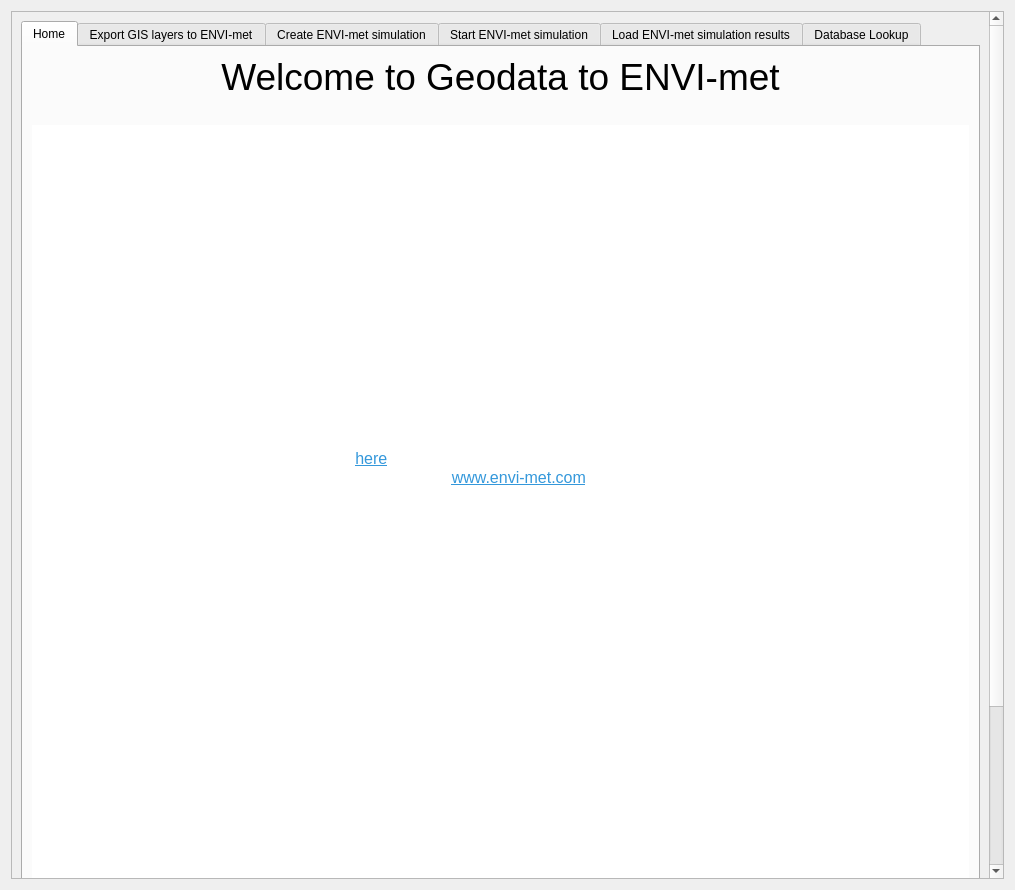
The window that geodata2ENVImet_dialog_base.ui (helge-simon-ocl/geodata2ENVI-met) describes before a commit, drawn with Qt 5.
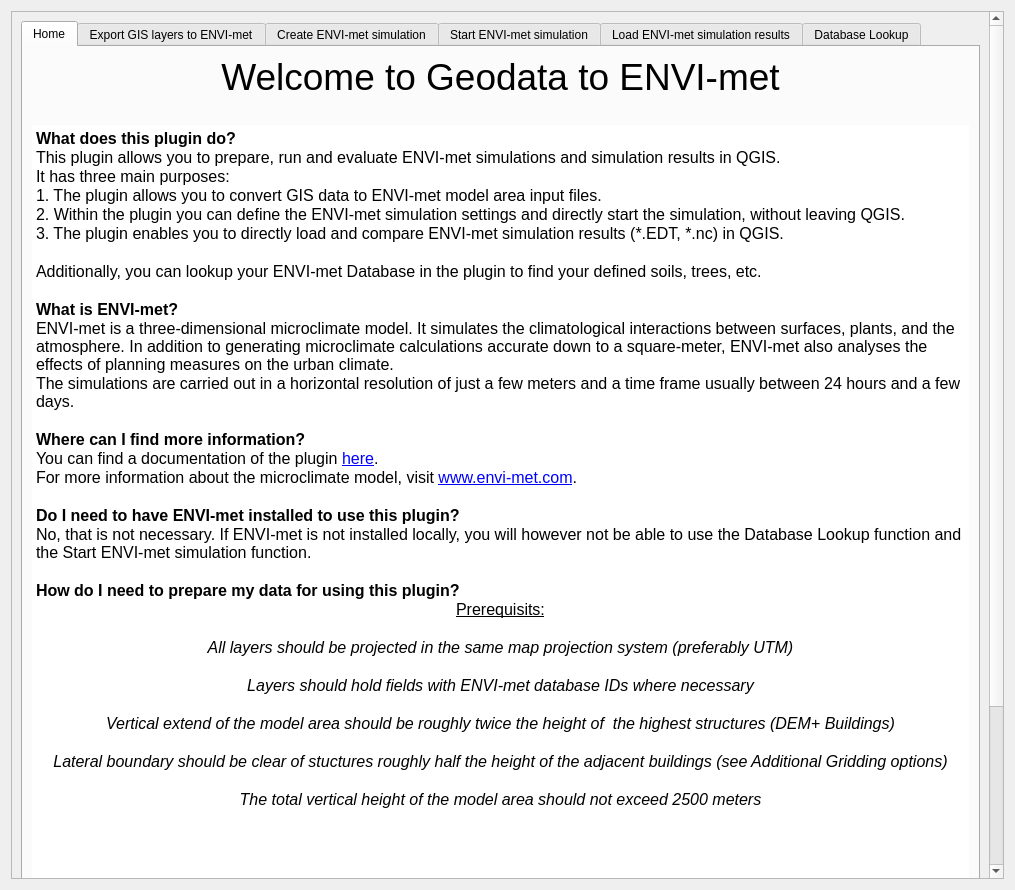
The same window after the commit. The open tabs and pages were chosen to show the change. Icons and pictures are not drawn. Custom widgets are drawn as their Qt base class.

Commit message: updated to 4.4 - previous version had a bug in loading into QGIS

The edit to the form file:
```diff
--- a/geodata2ENVImet_dialog_base.ui
+++ b/geodata2ENVImet_dialog_base.ui
@@ -22,9 +22,6 @@
   <layout class="QGridLayout" name="gridLayout_117">
    <item row="0" column="0">
     <widget class="QScrollArea" name="scrollArea">
-     <property name="styleSheet">
-      <string/>
-     </property>
      <property name="widgetResizable">
       <bool>true</bool>
      </property>
@@ -33,8 +30,8 @@
        <rect>
         <x>0</x>
         <y>0</y>
-        <width>983</width>
-        <height>1036</height>
+        <width>978</width>
+        <height>942</height>
        </rect>
       </property>
       <layout class="QVBoxLayout" name="verticalLayout_4">
@@ -46,9 +43,6 @@
            <height>0</height>
           </size>
          </property>
-         <property name="styleSheet">
-          <string/>
-         </property>
          <property name="currentIndex">
           <number>0</number>
          </property>
@@ -102,47 +96,46 @@
              <property name="autoFillBackground">
               <bool>false</bool>
              </property>
-             <property name="styleSheet">
-              <string notr="true"/>
-             </property>
              <property name="frameShape">
               <enum>QFrame::Shape::NoFrame</enum>
              </property>
              <property name="html">
               <string>&lt;!DOCTYPE HTML PUBLIC &quot;-//W3C//DTD HTML 4.0//EN&quot; &quot;http://www.w3.org/TR/REC-html40/strict.dtd&quot;&gt;
-&lt;html&gt;&lt;head&gt;&lt;meta name=&quot;qrichtext&quot; content=&quot;1&quot; /&gt;&lt;meta charset=&quot;utf-8&quot; /&gt;&lt;style type=&quot;text/css&quot;&gt;
+&lt;html&gt;&lt;head&gt;&lt;meta name=&quot;qrichtext&quot; content=&quot;1&quot; /&gt;&lt;style type=&quot;text/css&quot;&gt;
 p, li { white-space: pre-wrap; }
-hr { height: 1px; border-width: 0; }
-li.unchecked::marker { content: &quot;\2610&quot;; }
-li.checked::marker { content: &quot;\2612&quot;; }
-&lt;/style&gt;&lt;/head&gt;&lt;body style=&quot; font-family:'Segoe UI'; font-size:9pt; font-weight:400; font-style:normal;&quot;&gt;
-&lt;p style=&quot; margin-top:0px; margin-bottom:0px; margin-left:0px; margin-right:0px; -qt-block-indent:0; text-indent:0px;&quot;&gt;&lt;span style=&quot; font-family:'Segoe UI','sans-serif'; color:#ffffff;&quot;&gt;    &lt;/span&gt;&lt;span style=&quot; font-family:'Segoe UI','sans-serif'; font-size:12pt; font-weight:600; color:#ffffff;&quot;&gt;What does this plugin do?&lt;/span&gt;&lt;/p&gt;
-&lt;p style=&quot; margin-top:0px; margin-bottom:0px; margin-left:0px; margin-right:0px; -qt-block-indent:0; text-indent:0px;&quot;&gt;&lt;span style=&quot; font-family:'Segoe UI','sans-serif'; color:#ffffff;&quot;&gt;    &lt;/span&gt;&lt;span style=&quot; font-family:'Segoe UI','sans-serif'; font-size:12pt; color:#ffffff;&quot;&gt;This plugin allows you to prepare, run and evaluate ENVI-met simulations and simulation results in QGIS.&lt;/span&gt;&lt;/p&gt;
-&lt;p style=&quot; margin-top:0px; margin-bottom:0px; margin-left:0px; margin-right:0px; -qt-block-indent:0; text-indent:0px;&quot;&gt;&lt;span style=&quot; font-family:'Segoe UI','sans-serif'; color:#ffffff;&quot;&gt;    &lt;/span&gt;&lt;span style=&quot; font-family:'Segoe UI','sans-serif'; font-size:12pt; color:#ffffff;&quot;&gt;It has three main purposes:&lt;/span&gt;&lt;/p&gt;
-&lt;p style=&quot; margin-top:0px; margin-bottom:0px; margin-left:0px; margin-right:0px; -qt-block-indent:0; text-indent:0px;&quot;&gt;&lt;span style=&quot; font-family:'Segoe UI','sans-serif'; color:#ffffff;&quot;&gt;    &lt;/span&gt;&lt;span style=&quot; font-family:'Segoe UI','sans-serif'; font-size:12pt; color:#ffffff;&quot;&gt;1. The plugin allows you to convert GIS data to ENVI-met model area input files.&lt;/span&gt;&lt;/p&gt;
-&lt;p style=&quot; margin-top:0px; margin-bottom:0px; margin-left:0px; margin-right:0px; -qt-block-indent:0; text-indent:0px;&quot;&gt;&lt;span style=&quot; font-family:'Segoe UI','sans-serif'; color:#ffffff;&quot;&gt;    &lt;/span&gt;&lt;span style=&quot; font-family:'Segoe UI','sans-serif'; font-size:12pt; color:#ffffff;&quot;&gt;2. Within the plugin you can define the ENVI-met simulation settings and directly start the simulation, without leaving QGIS.&lt;/span&gt;&lt;/p&gt;
-&lt;p style=&quot; margin-top:0px; margin-bottom:0px; margin-left:0px; margin-right:0px; -qt-block-indent:0; text-indent:0px;&quot;&gt;&lt;span style=&quot; font-family:'Segoe UI','sans-serif'; color:#ffffff;&quot;&gt;    &lt;/span&gt;&lt;span style=&quot; font-family:'Segoe UI','sans-serif'; font-size:12pt; color:#ffffff;&quot;&gt;3. The plugin enables you to directly load and compare ENVI-met simulation results (*.EDT, *.nc) in QGIS.&lt;/span&gt;&lt;/p&gt;
-&lt;p style=&quot;-qt-paragraph-type:empty; margin-top:0px; margin-bottom:0px; margin-left:0px; margin-right:0px; -qt-block-indent:0; text-indent:0px; font-family:'Segoe UI','sans-serif'; font-size:12pt; color:#ffffff;&quot;&gt;&lt;br /&gt;&lt;/p&gt;
-&lt;p style=&quot; margin-top:0px; margin-bottom:0px; margin-left:0px; margin-right:0px; -qt-block-indent:0; text-indent:0px;&quot;&gt;&lt;span style=&quot; font-family:'Segoe UI','sans-serif'; color:#ffffff;&quot;&gt;    &lt;/span&gt;&lt;span style=&quot; font-family:'Segoe UI','sans-serif'; font-size:12pt; color:#ffffff;&quot;&gt;Additionally, you can lookup your ENVI-met Database in the plugin to find your defined soils, trees, etc.&lt;/span&gt;&lt;/p&gt;
-&lt;p style=&quot;-qt-paragraph-type:empty; margin-top:0px; margin-bottom:0px; margin-left:0px; margin-right:0px; -qt-block-indent:0; text-indent:0px; font-family:'Segoe UI','sans-serif'; font-size:12pt; color:#ffffff;&quot;&gt;&lt;br /&gt;&lt;/p&gt;
-&lt;p style=&quot; margin-top:0px; margin-bottom:0px; margin-left:0px; margin-right:0px; -qt-block-indent:0; text-indent:0px;&quot;&gt;&lt;span style=&quot; font-family:'Segoe UI','sans-serif'; color:#ffffff;&quot;&gt;    &lt;/span&gt;&lt;span style=&quot; font-family:'Segoe UI','sans-serif'; font-size:12pt; font-weight:600; color:#ffffff;&quot;&gt;What is ENVI-met?&lt;/span&gt;&lt;/p&gt;
-&lt;p style=&quot; margin-top:0px; margin-bottom:0px; margin-left:0px; margin-right:0px; -qt-block-indent:0; text-indent:0px;&quot;&gt;&lt;span style=&quot; font-family:'Segoe UI','sans-serif'; color:#ffffff;&quot;&gt;    &lt;/span&gt;&lt;span style=&quot; font-family:'Segoe UI','sans-serif'; font-size:12pt; color:#ffffff;&quot;&gt;ENVI-met is a three-dimensional microclimate model. It simulates the climatological interactions between surfaces, plants, and the atmosphere. In addition to generating microclimate calculations accurate down to a square-meter, ENVI-met also analyses the effects of planning measures on the urban climate.&lt;/span&gt;&lt;/p&gt;
-&lt;p style=&quot; margin-top:0px; margin-bottom:0px; margin-left:0px; margin-right:0px; -qt-block-indent:0; text-indent:0px;&quot;&gt;&lt;span style=&quot; font-family:'Segoe UI','sans-serif'; color:#ffffff;&quot;&gt;    &lt;/span&gt;&lt;span style=&quot; font-family:'Segoe UI','sans-serif'; font-size:12pt; color:#ffffff;&quot;&gt;The simulations are carried out in a horizontal resolution of just a few meters and a time frame usually between 24 hours and a few days.&lt;/span&gt;&lt;/p&gt;
-&lt;p style=&quot;-qt-paragraph-type:empty; margin-top:0px; margin-bottom:0px; margin-left:0px; margin-right:0px; -qt-block-indent:0; text-indent:0px; font-family:'Segoe UI','sans-serif'; font-size:12pt; color:#ffffff;&quot;&gt;&lt;br /&gt;&lt;/p&gt;
-&lt;p style=&quot; margin-top:0px; margin-bottom:0px; margin-left:0px; margin-right:0px; -qt-block-indent:0; text-indent:0px;&quot;&gt;&lt;span style=&quot; font-family:'Segoe UI','sans-serif'; color:#ffffff;&quot;&gt;    &lt;/span&gt;&lt;span style=&quot; font-family:'Segoe UI','sans-serif'; font-size:12pt; font-weight:600; color:#ffffff;&quot;&gt;Where can I find more information?&lt;/span&gt;&lt;/p&gt;
-&lt;p style=&quot; margin-top:0px; margin-bottom:0px; margin-left:0px; margin-right:0px; -qt-block-indent:0; text-indent:0px;&quot;&gt;&lt;span style=&quot; font-family:'Segoe UI','sans-serif'; color:#ffffff;&quot;&gt;    &lt;/span&gt;&lt;span style=&quot; font-family:'Segoe UI','sans-serif'; font-size:12pt; color:#ffffff;&quot;&gt;You can find a documentation of the plugin &lt;/span&gt;&lt;a href=&quot;https://envi-met.info/doku.php?id=apps:gis4envi-met&quot;&gt;&lt;span style=&quot; font-family:'Segoe UI','sans-serif'; font-size:12pt; text-decoration: underline; color:#3498db;&quot;&gt;here&lt;/span&gt;&lt;/a&gt;&lt;span style=&quot; font-family:'Segoe UI','sans-serif'; font-size:12pt; color:#ffffff;&quot;&gt;.&lt;/span&gt;&lt;/p&gt;
-&lt;p style=&quot; margin-top:0px; margin-bottom:0px; margin-left:0px; margin-right:0px; -qt-block-indent:0; text-indent:0px;&quot;&gt;&lt;span style=&quot; font-family:'Segoe UI','sans-serif'; color:#ffffff;&quot;&gt;    &lt;/span&gt;&lt;span style=&quot; font-family:'Segoe UI','sans-serif'; font-size:12pt; color:#ffffff;&quot;&gt;For more information about the microclimate model, visit &lt;/span&gt;&lt;a href=&quot;https://www.envi-met.com/&quot;&gt;&lt;span style=&quot; font-family:'Segoe UI','sans-serif'; font-size:12pt; text-decoration: underline; color:#3498db;&quot;&gt;www.envi-met.com&lt;/span&gt;&lt;/a&gt;&lt;span style=&quot; font-family:'Segoe UI','sans-serif'; font-size:12pt; color:#ffffff;&quot;&gt;.&lt;/span&gt;&lt;/p&gt;
-&lt;p style=&quot;-qt-paragraph-type:empty; margin-top:0px; margin-bottom:0px; margin-left:0px; margin-right:0px; -qt-block-indent:0; text-indent:0px; font-family:'Segoe UI','sans-serif'; font-size:12pt; color:#ffffff;&quot;&gt;&lt;br /&gt;&lt;/p&gt;
-&lt;p style=&quot; margin-top:0px; margin-bottom:0px; margin-left:0px; margin-right:0px; -qt-block-indent:0; text-indent:0px;&quot;&gt;&lt;span style=&quot; font-family:'Segoe UI','sans-serif'; color:#ffffff;&quot;&gt;    &lt;/span&gt;&lt;span style=&quot; font-family:'Segoe UI','sans-serif'; font-size:12pt; font-weight:600; color:#ffffff;&quot;&gt;Do I need to have ENVI-met installed to use this plugin?&lt;/span&gt;&lt;/p&gt;
-&lt;p style=&quot; margin-top:0px; margin-bottom:0px; margin-left:0px; margin-right:0px; -qt-block-indent:0; text-indent:0px;&quot;&gt;&lt;span style=&quot; font-family:'Segoe UI','sans-serif'; color:#ffffff;&quot;&gt;    &lt;/span&gt;&lt;span style=&quot; font-family:'Segoe UI','sans-serif'; font-size:12pt; color:#ffffff;&quot;&gt;No, that is not necessary. If ENVI-met is not installed locally, you will however not be able to use the Database Lookup function and the Start ENVI-met simulation function.&lt;/span&gt;&lt;/p&gt;
-&lt;p style=&quot;-qt-paragraph-type:empty; margin-top:0px; margin-bottom:0px; margin-left:0px; margin-right:0px; -qt-block-indent:0; text-indent:0px; font-family:'Segoe UI','sans-serif'; font-size:12pt; color:#ffffff;&quot;&gt;&lt;br /&gt;&lt;/p&gt;
-&lt;p style=&quot; margin-top:0px; margin-bottom:0px; margin-left:0px; margin-right:0px; -qt-block-indent:0; text-indent:0px;&quot;&gt;&lt;span style=&quot; font-family:'Segoe UI','sans-serif'; color:#ffffff;&quot;&gt;    &lt;/span&gt;&lt;span style=&quot; font-family:'Segoe UI','sans-serif'; font-size:12pt; font-weight:600; color:#ffffff;&quot;&gt;How do I need to prepare my data for using this plugin?&lt;/span&gt;&lt;/p&gt;
-&lt;p align=&quot;center&quot; style=&quot; margin-top:0px; margin-bottom:0px; margin-left:0px; margin-right:0px; -qt-block-indent:0; text-indent:0px;&quot;&gt;&lt;span style=&quot; font-family:'Segoe UI','sans-serif'; color:#ffffff;&quot;&gt;    &lt;/span&gt;&lt;span style=&quot; font-family:'Segoe UI','sans-serif'; font-size:12pt; text-decoration: underline; color:#ffffff;&quot;&gt;Prerequisits:&lt;/span&gt;&lt;/p&gt;
-&lt;p align=&quot;center&quot; style=&quot; margin-top:0px; margin-bottom:0px; margin-left:0px; margin-right:0px; -qt-block-indent:0; text-indent:0px;&quot;&gt;&lt;span style=&quot; font-family:'Segoe UI','sans-serif'; color:#ffffff;&quot;&gt;    &lt;/span&gt;&lt;span style=&quot; font-family:'Segoe UI','sans-serif'; font-size:12pt; font-style:italic; color:#ffffff;&quot;&gt;All layers should be projected in the same map projection system (preferably UTM)&lt;/span&gt;&lt;/p&gt;
-&lt;p align=&quot;center&quot; style=&quot; margin-top:0px; margin-bottom:0px; margin-left:0px; margin-right:0px; -qt-block-indent:0; text-indent:0px;&quot;&gt;&lt;span style=&quot; font-family:'Segoe UI','sans-serif'; color:#ffffff;&quot;&gt;    &lt;/span&gt;&lt;span style=&quot; font-family:'Segoe UI','sans-serif'; font-size:12pt; font-style:italic; color:#ffffff;&quot;&gt;Layers should hold fields with ENVI-met database IDs where necessary&lt;/span&gt;&lt;/p&gt;
-&lt;p align=&quot;center&quot; style=&quot; margin-top:0px; margin-bottom:0px; margin-left:0px; margin-right:0px; -qt-block-indent:0; text-indent:0px;&quot;&gt;&lt;span style=&quot; font-family:'Segoe UI','sans-serif'; color:#ffffff;&quot;&gt;    &lt;/span&gt;&lt;span style=&quot; font-family:'Segoe UI','sans-serif'; font-size:12pt; font-style:italic; color:#ffffff;&quot;&gt;Vertical extend of the model area should be roughly twice the height of the highest structures (DEM+ Buildings)&lt;/span&gt;&lt;/p&gt;
-&lt;p align=&quot;center&quot; style=&quot; margin-top:0px; margin-bottom:0px; margin-left:0px; margin-right:0px; -qt-block-indent:0; text-indent:0px;&quot;&gt;&lt;span style=&quot; font-family:'Segoe UI','sans-serif'; color:#ffffff;&quot;&gt;    &lt;/span&gt;&lt;span style=&quot; font-family:'Segoe UI','sans-serif'; font-size:12pt; font-style:italic; color:#ffffff;&quot;&gt;Lateral boundary should be clear of stuctures roughly half the height of the adjacent buildings (see Additional Gridding options)&lt;/span&gt;&lt;/p&gt;
-&lt;p align=&quot;center&quot; style=&quot; margin-top:0px; margin-bottom:0px; margin-left:0px; margin-right:0px; -qt-block-indent:0; text-indent:0px;&quot;&gt;&lt;span style=&quot; font-family:'Segoe UI','sans-serif'; color:#ffffff;&quot;&gt;    &lt;/span&gt;&lt;span style=&quot; font-family:'Segoe UI','sans-serif'; font-size:12pt; font-style:italic; color:#ffffff;&quot;&gt;The total vertical height of the model area should not exceed 2500 meters&lt;/span&gt;&lt;/p&gt;&lt;/body&gt;&lt;/html&gt;</string>
+&lt;/style&gt;&lt;/head&gt;&lt;body style=&quot; font-family:'MS Shell Dlg 2'; font-size:8.25pt; font-weight:400; font-style:normal;&quot;&gt;
+&lt;p style=&quot; margin-top:0px; margin-bottom:0px; margin-left:0px; margin-right:0px; -qt-block-indent:0; text-indent:0px;&quot;&gt;&lt;span style=&quot; font-size:12pt; font-weight:600;&quot;&gt;What does this plugin do?&lt;/span&gt;&lt;/p&gt;
+&lt;p style=&quot; margin-top:0px; margin-bottom:0px; margin-left:0px; margin-right:0px; -qt-block-indent:0; text-indent:0px;&quot;&gt;&lt;span style=&quot; font-size:12pt;&quot;&gt;This plugin allows you to prepare, run and evaluate ENVI-met simulations and simulation results in QGIS. &lt;/span&gt;&lt;/p&gt;
+&lt;p style=&quot; margin-top:0px; margin-bottom:0px; margin-left:0px; margin-right:0px; -qt-block-indent:0; text-indent:0px;&quot;&gt;&lt;span style=&quot; font-size:12pt;&quot;&gt;It has three main purposes:&lt;/span&gt;&lt;/p&gt;
+&lt;p style=&quot; margin-top:0px; margin-bottom:0px; margin-left:0px; margin-right:0px; -qt-block-indent:0; text-indent:0px;&quot;&gt;&lt;span style=&quot; font-size:12pt;&quot;&gt;1. The plugin allows you to convert GIS data to ENVI-met model area input files.&lt;/span&gt;&lt;/p&gt;
+&lt;p style=&quot; margin-top:0px; margin-bottom:0px; margin-left:0px; margin-right:0px; -qt-block-indent:0; text-indent:0px;&quot;&gt;&lt;span style=&quot; font-size:12pt;&quot;&gt;2. Within the plugin you can define the ENVI-met simulation settings and directly start the simulation, without leaving QGIS.&lt;/span&gt;&lt;/p&gt;
+&lt;p style=&quot; margin-top:0px; margin-bottom:0px; margin-left:0px; margin-right:0px; -qt-block-indent:0; text-indent:0px;&quot;&gt;&lt;span style=&quot; font-size:12pt;&quot;&gt;3. The plugin enables you to directly load and compare ENVI-met simulation results (*.EDT, *.nc) in QGIS.&lt;/span&gt;&lt;/p&gt;
+&lt;p style=&quot;-qt-paragraph-type:empty; margin-top:0px; margin-bottom:0px; margin-left:0px; margin-right:0px; -qt-block-indent:0; text-indent:0px; font-size:12pt;&quot;&gt;&lt;br /&gt;&lt;/p&gt;
+&lt;p style=&quot; margin-top:0px; margin-bottom:0px; margin-left:0px; margin-right:0px; -qt-block-indent:0; text-indent:0px;&quot;&gt;&lt;span style=&quot; font-size:12pt;&quot;&gt;Additionally, you can lookup your ENVI-met Database in the plugin to find your defined soils, trees, etc.&lt;/span&gt;&lt;/p&gt;
+&lt;p style=&quot;-qt-paragraph-type:empty; margin-top:0px; margin-bottom:0px; margin-left:0px; margin-right:0px; -qt-block-indent:0; text-indent:0px; font-size:12pt;&quot;&gt;&lt;br /&gt;&lt;/p&gt;
+&lt;p style=&quot; margin-top:0px; margin-bottom:0px; margin-left:0px; margin-right:0px; -qt-block-indent:0; text-indent:0px;&quot;&gt;&lt;span style=&quot; font-size:12pt; font-weight:600;&quot;&gt;What is ENVI-met?&lt;/span&gt;&lt;/p&gt;
+&lt;p style=&quot; margin-top:0px; margin-bottom:0px; margin-left:0px; margin-right:0px; -qt-block-indent:0; text-indent:0px;&quot;&gt;&lt;span style=&quot; font-size:12pt;&quot;&gt;ENVI-met is a three-dimensional microclimate model. It simulates the climatological interactions between surfaces, plants, and the atmosphere. In addition to generating microclimate calculations accurate down to a square-meter, ENVI-met also analyses the effects of planning measures on the urban climate.&lt;/span&gt;&lt;/p&gt;
+&lt;p style=&quot; margin-top:0px; margin-bottom:0px; margin-left:0px; margin-right:0px; -qt-block-indent:0; text-indent:0px;&quot;&gt;&lt;span style=&quot; font-size:12pt;&quot;&gt;The simulations are carried out in a horizontal resolution of just a few meters and a time frame usually between 24 hours and a few days.&lt;/span&gt;&lt;/p&gt;
+&lt;p style=&quot;-qt-paragraph-type:empty; margin-top:0px; margin-bottom:0px; margin-left:0px; margin-right:0px; -qt-block-indent:0; text-indent:0px; font-size:12pt;&quot;&gt;&lt;br /&gt;&lt;/p&gt;
+&lt;p style=&quot; margin-top:0px; margin-bottom:0px; margin-left:0px; margin-right:0px; -qt-block-indent:0; text-indent:0px;&quot;&gt;&lt;span style=&quot; font-size:12pt; font-weight:600;&quot;&gt;Where can I find more information?&lt;/span&gt;&lt;/p&gt;
+&lt;p style=&quot; margin-top:0px; margin-bottom:0px; margin-left:0px; margin-right:0px; -qt-block-indent:0; text-indent:0px;&quot;&gt;&lt;span style=&quot; font-size:12pt;&quot;&gt;You can find a documentation of the plugin &lt;/span&gt;&lt;a href=&quot;https://envi-met.info/doku.php?id=apps:gis4envi-met&quot;&gt;&lt;span style=&quot; font-size:12pt; text-decoration: underline; color:#0000ff;&quot;&gt;here&lt;/span&gt;&lt;/a&gt;&lt;span style=&quot; font-size:12pt;&quot;&gt;.&lt;/span&gt;&lt;/p&gt;
+&lt;p style=&quot; margin-top:0px; margin-bottom:0px; margin-left:0px; margin-right:0px; -qt-block-indent:0; text-indent:0px;&quot;&gt;&lt;span style=&quot; font-size:12pt;&quot;&gt;For more information about the microclimate model, visit &lt;/span&gt;&lt;a href=&quot;https://www.envi-met.com/&quot;&gt;&lt;span style=&quot; font-size:12pt; text-decoration: underline; color:#0000ff;&quot;&gt;www.envi-met.com&lt;/span&gt;&lt;/a&gt;&lt;span style=&quot; font-size:12pt;&quot;&gt;.&lt;/span&gt;&lt;/p&gt;
+&lt;p style=&quot;-qt-paragraph-type:empty; margin-top:0px; margin-bottom:0px; margin-left:0px; margin-right:0px; -qt-block-indent:0; text-indent:0px; font-size:12pt;&quot;&gt;&lt;br /&gt;&lt;/p&gt;
+&lt;p style=&quot; margin-top:0px; margin-bottom:0px; margin-left:0px; margin-right:0px; -qt-block-indent:0; text-indent:0px;&quot;&gt;&lt;span style=&quot; font-size:12pt; font-weight:600;&quot;&gt;Do I need to have ENVI-met installed to use this plugin?&lt;/span&gt;&lt;/p&gt;
+&lt;p style=&quot; margin-top:0px; margin-bottom:0px; margin-left:0px; margin-right:0px; -qt-block-indent:0; text-indent:0px;&quot;&gt;&lt;span style=&quot; font-size:12pt;&quot;&gt;No, that is not necessary. If ENVI-met is not installed locally, you will however not be able to use the Database Lookup function and the Start ENVI-met simulation function.&lt;/span&gt;&lt;/p&gt;
+&lt;p style=&quot;-qt-paragraph-type:empty; margin-top:0px; margin-bottom:0px; margin-left:0px; margin-right:0px; -qt-block-indent:0; text-indent:0px; font-size:12pt;&quot;&gt;&lt;br /&gt;&lt;/p&gt;
+&lt;p style=&quot; margin-top:0px; margin-bottom:0px; margin-left:0px; margin-right:0px; -qt-block-indent:0; text-indent:0px;&quot;&gt;&lt;span style=&quot; font-size:12pt; font-weight:600;&quot;&gt;How do I need to prepare my data for using this plugin?&lt;/span&gt;&lt;/p&gt;
+&lt;p align=&quot;center&quot; style=&quot; margin-top:0px; margin-bottom:0px; margin-left:0px; margin-right:0px; -qt-block-indent:0; text-indent:0px;&quot;&gt;&lt;span style=&quot; font-size:12pt; text-decoration: underline;&quot;&gt;Prerequisits:&lt;/span&gt;&lt;/p&gt;
+&lt;p align=&quot;center&quot; style=&quot;-qt-paragraph-type:empty; margin-top:0px; margin-bottom:0px; margin-left:0px; margin-right:0px; -qt-block-indent:0; text-indent:0px; font-size:12pt; text-decoration: underline;&quot;&gt;&lt;br /&gt;&lt;/p&gt;
+&lt;p align=&quot;center&quot; style=&quot; margin-top:0px; margin-bottom:0px; margin-left:0px; margin-right:0px; -qt-block-indent:0; text-indent:0px;&quot;&gt;&lt;span style=&quot; font-size:12pt; font-style:italic;&quot;&gt;All layers should be projected in the same map projection system (preferably UTM)&lt;/span&gt;&lt;/p&gt;
+&lt;p align=&quot;center&quot; style=&quot;-qt-paragraph-type:empty; margin-top:0px; margin-bottom:0px; margin-left:0px; margin-right:0px; -qt-block-indent:0; text-indent:0px; font-size:12pt; font-style:italic;&quot;&gt;&lt;br /&gt;&lt;/p&gt;
+&lt;p align=&quot;center&quot; style=&quot; margin-top:0px; margin-bottom:0px; margin-left:0px; margin-right:0px; -qt-block-indent:0; text-indent:0px;&quot;&gt;&lt;span style=&quot; font-size:12pt; font-style:italic;&quot;&gt;Layers should hold fields with ENVI-met database IDs where necessary&lt;/span&gt;&lt;/p&gt;
+&lt;p align=&quot;center&quot; style=&quot;-qt-paragraph-type:empty; margin-top:0px; margin-bottom:0px; margin-left:0px; margin-right:0px; -qt-block-indent:0; text-indent:0px; font-size:12pt; font-style:italic;&quot;&gt;&lt;br /&gt;&lt;/p&gt;
+&lt;p align=&quot;center&quot; style=&quot; margin-top:0px; margin-bottom:0px; margin-left:0px; margin-right:0px; -qt-block-indent:0; text-indent:0px;&quot;&gt;&lt;span style=&quot; font-size:12pt; font-style:italic;&quot;&gt;Vertical extend of the model area should be roughly twice the height of  the highest structures (DEM+ Buildings)&lt;/span&gt;&lt;/p&gt;
+&lt;p align=&quot;center&quot; style=&quot;-qt-paragraph-type:empty; margin-top:0px; margin-bottom:0px; margin-left:0px; margin-right:0px; -qt-block-indent:0; text-indent:0px; font-size:12pt; font-style:italic;&quot;&gt;&lt;br /&gt;&lt;/p&gt;
+&lt;p align=&quot;center&quot; style=&quot; margin-top:0px; margin-bottom:0px; margin-left:0px; margin-right:0px; -qt-block-indent:0; text-indent:0px;&quot;&gt;&lt;span style=&quot; font-size:12pt; font-style:italic;&quot;&gt;Lateral boundary should be clear of stuctures roughly half the height of the adjacent buildings (see Additional Gridding options)&lt;/span&gt;&lt;/p&gt;
+&lt;p align=&quot;center&quot; style=&quot;-qt-paragraph-type:empty; margin-top:0px; margin-bottom:0px; margin-left:0px; margin-right:0px; -qt-block-indent:0; text-indent:0px; font-size:12pt; font-style:italic;&quot;&gt;&lt;br /&gt;&lt;/p&gt;
+&lt;p align=&quot;center&quot; style=&quot; margin-top:0px; margin-bottom:0px; margin-left:0px; margin-right:0px; -qt-block-indent:0; text-indent:0px;&quot;&gt;&lt;span style=&quot; font-size:12pt; font-style:italic;&quot;&gt;The total vertical height of the model area should not exceed 2500 meters&lt;/span&gt;&lt;/p&gt;&lt;/body&gt;&lt;/html&gt;</string>
              </property>
              <property name="openExternalLinks">
               <bool>true</bool>
```
Left out of the diff: 294 changed lines with no effect on the pictures. The commit also changes 2 other files.
